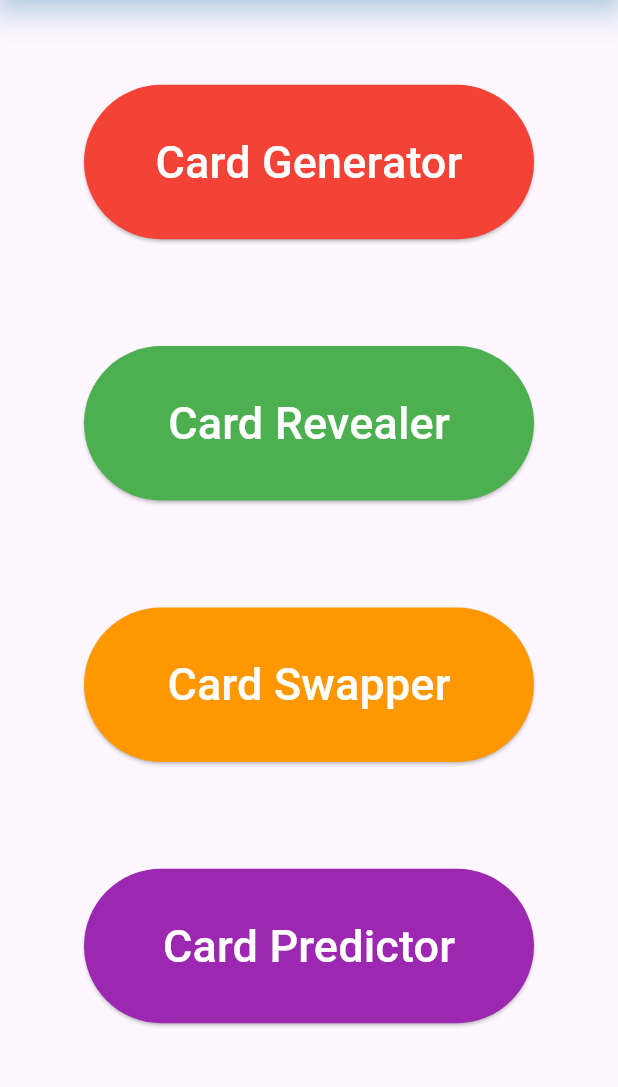
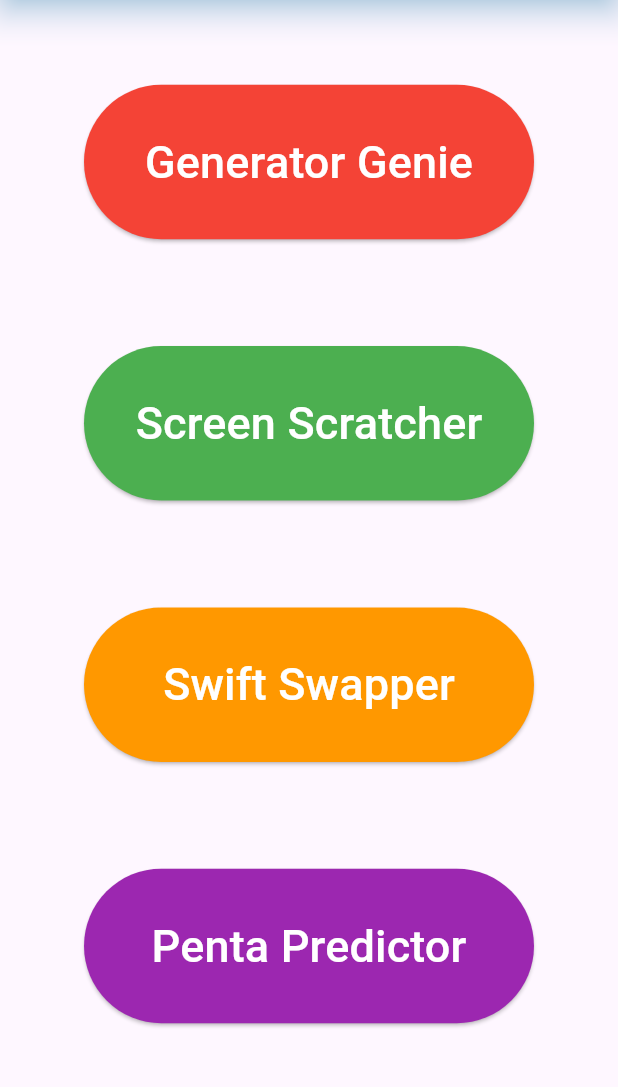
Before and after one commit to santosh50/CardicianApp-v2.0, a Flutter app: the screen it shows after launch, on a phone screen of 412 x 824 dp, the part 106-1193 px from its top. Run offline on Flutter 3.47's test engine with Material 3 defaults, Android fonts, the light colour scheme and no system bars; our stand-ins replace animated_text_kit, flip_card; missing offline and left inert: playing_cards, scratcher, shake_detector.

Commit message:
Rename card trick buttons

```diff
--- a/lib/pages/homepage.dart
+++ b/lib/pages/homepage.dart
@@ -51,7 +51,7 @@ class HomePage extends StatelessWidget {
                     padding: WidgetStatePropertyAll(
                         EdgeInsets.symmetric(vertical: 30))),
                 child: const Text(
-                  'Card Generator',
+                  'Generator Genie',
                   style: TextStyle(
                     fontSize: 30,
                     color: Colors.white,
@@ -67,7 +67,7 @@ class HomePage extends StatelessWidget {
                     padding: WidgetStatePropertyAll(
                         EdgeInsets.symmetric(vertical: 30))),
                 child: const Text(
-                  'Card Revealer',
+                  'Screen Scratcher',
                   style: TextStyle(
                     fontSize: 30,
                     color: Colors.white,
@@ -84,7 +84,7 @@ class HomePage extends StatelessWidget {
                       EdgeInsets.symmetric(vertical: 30)),
                 ),
                 child: const Text(
-                  'Card Swapper',
+                  'Swift Swapper',
                   style: TextStyle(
                     fontSize: 30,
                     color: Colors.white,
@@ -100,7 +100,7 @@ class HomePage extends StatelessWidget {
                     padding: WidgetStatePropertyAll(
                         EdgeInsets.symmetric(vertical: 30))),
                 child: const Text(
-                  'Card Predictor',
+                  'Penta Predictor',
                   style: TextStyle(
                     fontSize: 30,
                     color: Colors.white,
```
